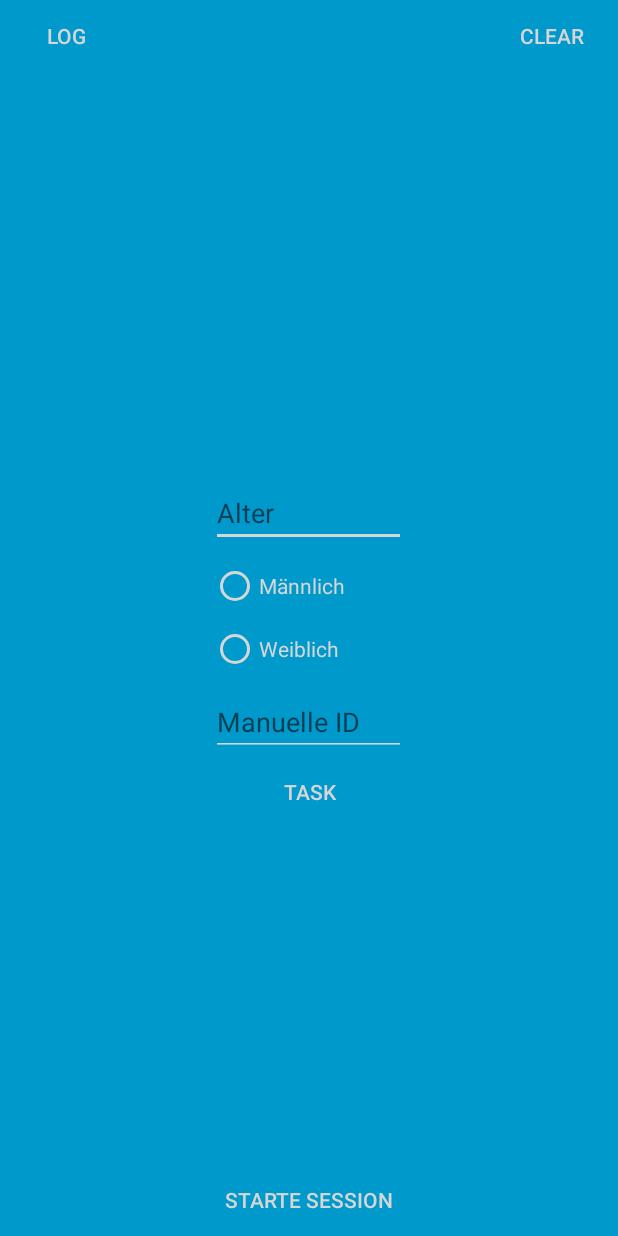
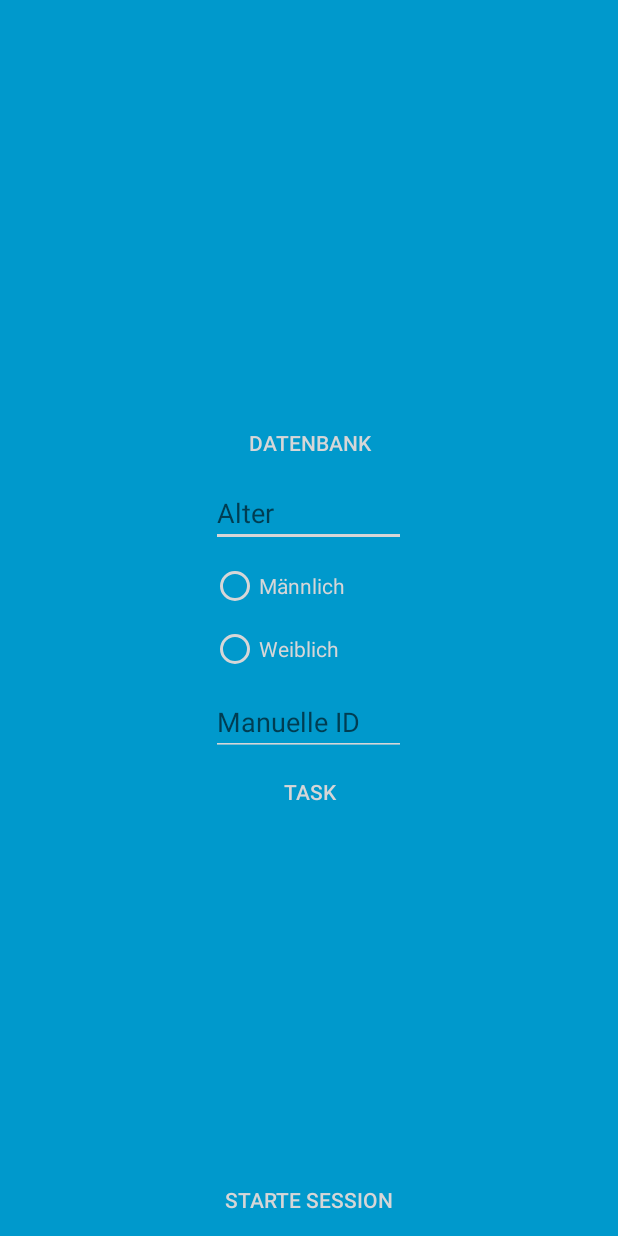
Before and after one commit to ollpie/AgeReognition, an Android app: the screen it shows after launch (MainActivity), on a phone screen of 412 x 824 dp. Run offline under Robolectric (Android 15) with nearby library versions, the phone set to English and light mode, and no system bars; Roboto replaces fonts that are not available here.

Commit message:
Main activity buttons added

```diff
--- a/app/src/main/java/com/example/olive/agerecognitionstudy/DatabaseHandler.java
+++ b/app/src/main/java/com/example/olive/agerecognitionstudy/DatabaseHandler.java
@@ -88,7 +88,7 @@ public class DatabaseHandler extends SQLiteOpenHelper {
     // READING_TASK - column names
     private static final String KEY_X_VIEWPORT = "x_viewport";
     private static final String KEY_Y_VIEWPORT = "y_viewport";
-    private static final String KEY_FONT = "font";
+    private static final String KEY_FONT = "text";
     private static final String KEY_FONT_SIZE = "font_size";
 
     // MOTION_SENSOR_TABLE - column names
@@ -161,7 +161,7 @@ public class DatabaseHandler extends SQLiteOpenHelper {
             + KEY_PARTICIPANT_ID + " TEXT,"
             + KEY_EVENT_TYPE + " TEXT," + KEY_X_TOUCH + " REAL," + KEY_Y_TOUCH + " REAL,"
             + KEY_X_VIEWPORT + " REAL," + KEY_Y_VIEWPORT + " REAL,"
-            + KEY_FONT + " TEXT," + KEY_FONT_SIZE + " INTEGER," + KEY_TOUCH_PRESSURE + " REAL,"
+            + KEY_FONT + " INTEGER," + KEY_FONT_SIZE + " INTEGER," + KEY_TOUCH_PRESSURE + " REAL,"
             + KEY_TOUCH_SIZE + " REAL," + KEY_ORIENTATION + " REAL," + KEY_TOUCH_MAJOR + " REAL,"
             + KEY_TOUCH_MINOR + " REAL," + KEY_TIMESTAMP + " REAL, FOREIGN KEY (" + KEY_PARTICIPANT_ID + ") REFERENCES " + TABLE_PARTICIPANTS + "(" + KEY_PARTICIPANT_ID + "))";
 
@@ -396,7 +396,7 @@ public class DatabaseHandler extends SQLiteOpenHelper {
                 values.put(KEY_Y_TOUCH, taskModel.getyTouch().get(i));
                 values.put(KEY_X_VIEWPORT, taskModel.getyViewport().get(i));
                 values.put(KEY_Y_VIEWPORT, taskModel.getyViewportBottom().get(i));
-                values.put(KEY_FONT, taskModel.getFont().get(i));
+                values.put(KEY_FONT, taskModel.getText().get(i));
                 values.put(KEY_FONT_SIZE, taskModel.getFontSize().get(i));
                 values.put(KEY_TOUCH_PRESSURE, taskModel.getTouchPressure().get(i));
                 values.put(KEY_TOUCH_SIZE, taskModel.getTouchSize().get(i));
--- a/app/src/main/java/com/example/olive/agerecognitionstudy/PinTaskActivity.java
+++ b/app/src/main/java/com/example/olive/agerecognitionstudy/PinTaskActivity.java
@@ -23,7 +23,7 @@ import android.widget.Toast;
 
 public class PinTaskActivity extends AppCompatActivity{
 
-    private static final int REPETITIONS = 2;
+    private static final int REPETITIONS = 10;
     private static final int TRAININGS_REPETITIONS = 2;
     private static final String[] PINS = {"0537", "8683", "5465", "0954", "1243"};
     private static final String[] TRAININGS_PINS = {"7530", "1234"};
--- a/app/src/main/java/com/example/olive/agerecognitionstudy/UnlockActivityTask.java
+++ b/app/src/main/java/com/example/olive/agerecognitionstudy/UnlockActivityTask.java
@@ -32,7 +32,7 @@ public class UnlockActivityTask extends AppCompatActivity {
     private static final int DOT_MATRIX_DIMENSION = 3;
     private static final String[] PINS = {"15476", "25873", "03412", "24630", "01247"};
     private static final String[] TRAININGS_PINS = {"01258", "048"};
-    private static final int CORRECT_REPETITIONS = 2;
+    private static final int CORRECT_REPETITIONS = 10;
     private static final int TRAININGS_REPETITIONS = 2;
 
     private MotionSensorUtil motionSensorUtil;
--- a/app/src/main/res/layout/activity_main.xml
+++ b/app/src/main/res/layout/activity_main.xml
@@ -5,6 +5,16 @@
     android:background="@android:color/holo_blue_dark"
     android:layout_centerHorizontal="true"
     android:orientation="horizontal">
+
+    <Button
+        android:id="@+id/dbButton"
+        style="@style/Widget.AppCompat.Button.Borderless"
+        android:layout_width="match_parent"
+        android:layout_height="wrap_content"
+        android:layout_above="@+id/editTextAge"
+        android:text="@string/db_btn_name"
+        android:textColor="@color/white"
+        android:onClick="onDBButtonClicked"/>
 
 
     <EditText
@@ -79,26 +89,4 @@
         android:text="@string/start_btn_name"
         android:textColor="@color/white" />
 
-    <Button
-        android:id="@+id/log_button"
-        style="@style/Widget.AppCompat.Button.Borderless"
-        android:layout_width="wrap_content"
-        android:layout_height="wrap_content"
-        android:layout_alignParentStart="true"
-        android:layout_alignParentTop="true"
-        android:onClick="logData"
-        android:text="Log"
-        android:textColor="@color/white" />
-
-    <Button
-        android:id="@+id/clear_button"
-        style="@style/Widget.AppCompat.Button.Borderless"
-        android:layout_width="wrap_content"
-        android:layout_height="wrap_content"
-        android:layout_alignBottom="@+id/log_button"
-        android:layout_alignParentEnd="true"
-        android:onClick="clearData"
-        android:text="Clear"
-        android:textColor="@color/white" />
-
 </RelativeLayout>
--- a/app/src/main/res/values/strings.xml
+++ b/app/src/main/res/values/strings.xml
@@ -5,6 +5,7 @@
     <string name="pattern_hint">Bitte das Muster</string>
     <string name="start_btn_name">Starte Session</string>
     <string name="task_btn_name">Task</string>
+    <string name="db_btn_name">Datenbank</string>
     <string name="age_hint">Alter</string>
     <string name="manual_id">Manuelle ID</string>
     <string name="radio_male">Männlich</string>
```
Also changed, not shown: app/src/main/java/com/example/olive/agerecognitionstudy/DialogUtil.java (+17 -0 lines), app/src/main/java/com/example/olive/agerecognitionstudy/MainActivity.java (+14 -5 lines), app/src/main/java/com/example/olive/agerecognitionstudy/ReadingTaskActivity.java (+10 -4 lines), app/src/main/java/com/example/olive/agerecognitionstudy/ReadingTaskDataModel.java (+6 -31 lines).
